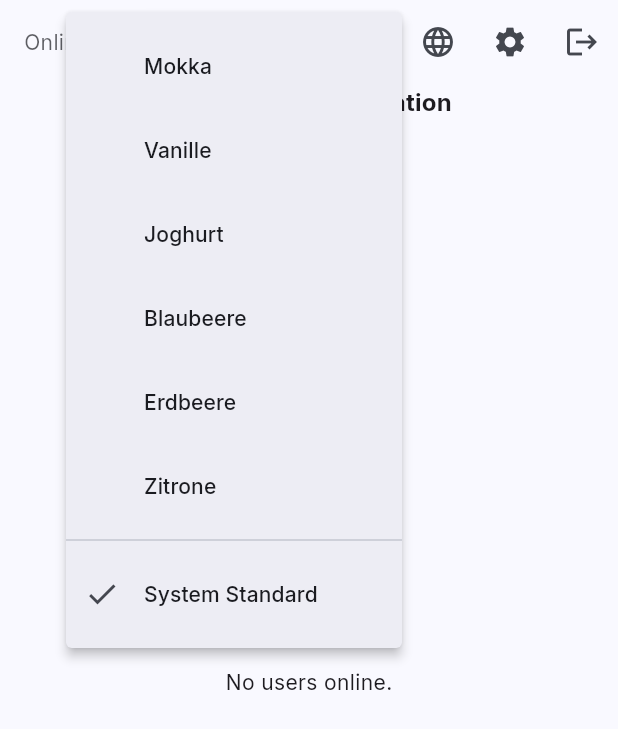
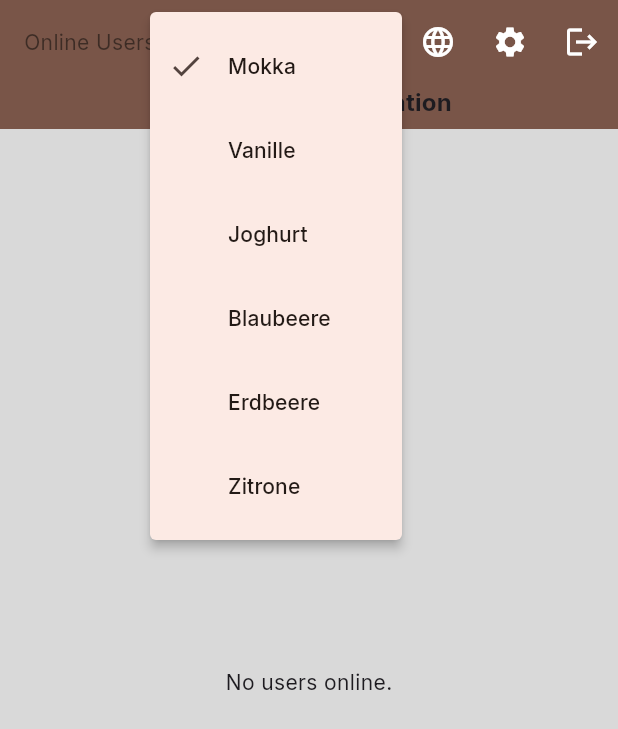
Before and after one commit to xast1211/javacomm-modernclient, a Flutter app: the HomePage screen opened by its route, after a tap on the "style" icon, on a phone screen of 412 x 824 dp. Shown: the top 729 px of the screen. Run offline on Flutter 3.47's test engine with Material 3 defaults, Android fonts, the phone set to English and light mode, and no system bars; our stand-ins replace equatable, flutter_bloc, flutter_secure_storage, go_router, google_fonts, local_auth and 1 more; missing offline and left inert: encrypt, pointycastle; accounts and stored records are empty; generated files the repository leaves out were written again.

Commit message:
farben angepasst

```diff
--- a/lib/core/theme/app_theme.dart
+++ b/lib/core/theme/app_theme.dart
@@ -34,11 +34,11 @@ class AppTheme {
   }
 
   // JChat "Original" Colors extracted from Source
-  static ThemeData get mokkaTheme => _buildTheme(const Color(0xFFD9D9D9), const Color(0xFFD9D9D9)); // JQUERY_MOKKA
-  static ThemeData get vanilleTheme => _buildTheme(const Color(0xFFFFF9B9), const Color(0xFFFFF9B9)); // JQUERY_VANILLE
-  static ThemeData get joghurtTheme => _buildTheme(const Color(0xFFDAD4F7), const Color(0xFFDAD4F7)); // JQUERY_HELLBLAU (Joghurt uses this base)
-  static ThemeData get blaubeereTheme => _buildTheme(const Color(0xFF4424D6), const Color(0xFFDAD4F7)); // JQUERY_BLAU (Base) / JQUERY_HELLBLAU (Bg hint)
-  static ThemeData get erdbeereTheme => _buildTheme(const Color(0xFFF7A9C3), const Color(0xFFFFEBEE)); // JQUERY_ERDBEERE
+  static ThemeData get mokkaTheme => _buildTheme(const Color(0xFF795548), const Color(0xFFD9D9D9)); // JQUERY_HOMEPAGE (Darker for Menu) / JQUERY_MOKKA (Bg)
+  static ThemeData get vanilleTheme => _buildTheme(const Color(0xFFFFE135), const Color(0xFFFFF9B9)); // Custom Yellow (Darker for Menu) / JQUERY_VANILLE (Bg)
+  static ThemeData get joghurtTheme => _buildTheme(const Color(0xFFB0A8E0), const Color(0xFFDAD4F7)); // JQUERY_HELLBLAU (Darkened for Menu) / JQUERY_HELLBLAU
+  static ThemeData get blaubeereTheme => _buildTheme(const Color(0xFF4424D6), const Color(0xFFDAD4F7)); // JQUERY_BLAU / JQUERY_HELLBLAU
+  static ThemeData get erdbeereTheme => _buildTheme(const Color(0xFFFB2943), const Color(0xFFF7A9C3)); // Custom Red (Darker for Menu) / JQUERY_ERDBEERE (Bg)
   static ThemeData get zitroneTheme => _buildTheme(const Color(0xFFB8CB3A), const Color(0xFFF2F0E4)); // Custom Lime / JQUERY_LEMON (Bg)
 
   static ThemeData _buildTheme(Color seed, Color background) {
--- a/lib/core/theme/theme_cubit.dart
+++ b/lib/core/theme/theme_cubit.dart
@@ -29,7 +29,7 @@ class ThemeCubit extends Cubit<ThemeState> {
 
   ThemeCubit({ThemeRepository? themeRepository})
       : _themeRepository = themeRepository ?? ThemeRepository(),
-        super(ThemeState(AppThemeType.system, AppTheme.lightTheme));
+        super(ThemeState(AppThemeType.mokka, AppTheme.mokkaTheme));
 
   Future<void> loadSavedTheme({String? userId}) async {
     _userId = userId;
@@ -92,7 +92,7 @@ class ThemeCubit extends Cubit<ThemeState> {
         break;
       case AppThemeType.system:
       default:
-        theme = AppTheme.lightTheme;
+        theme = AppTheme.mokkaTheme;
         break;
     }
     emit(ThemeState(type, theme));
--- a/lib/presentation/widgets/jchat_app_bar.dart
+++ b/lib/presentation/widgets/jchat_app_bar.dart
@@ -132,12 +132,6 @@ class JChatAppBar extends StatelessWidget implements PreferredSizeWidget {
                     checked: themeState.type == AppThemeType.zitrone,
                     child: const Text('Zitrone'),
                   ),
-                  const PopupMenuDivider(),
-                  CheckedPopupMenuItem<AppThemeType>(
-                    value: AppThemeType.system,
-                    checked: themeState.type == AppThemeType.system,
-                    child: const Text('System Standard'),
-                  ),
                 ],
               );
             },
```
